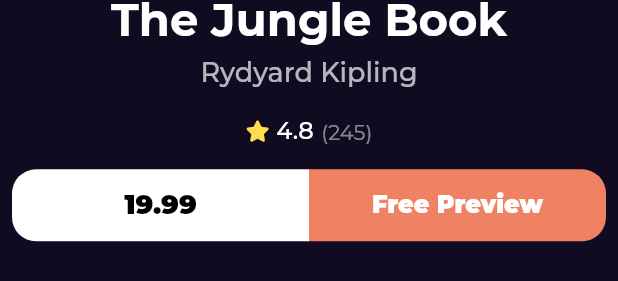
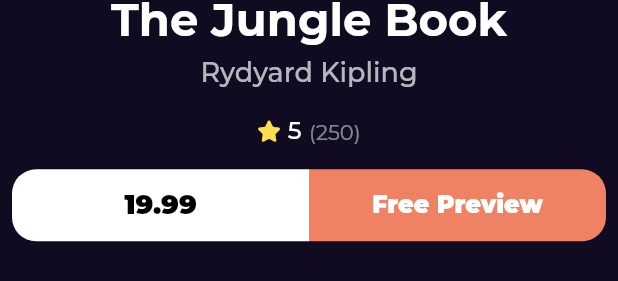
Before and after one commit to AymanMohamed2/bookly, a Flutter app: the BookDetailsSection widget shown alone on an empty page, opened directly, on a phone screen of 412 x 824 dp. Shown: the part 587-868 px from the top of the screen. Run offline on Flutter 3.47's test engine with Material 2 defaults, Android fonts, the phone set to English and light mode, and no system bars; drawn by our look-alikes of cached_network_image; our stand-ins replace bloc, dartz, dio, equatable, flutter_bloc, font_awesome_flutter and 3 more; network calls fail.

Commit message:
display newest books list view data

```diff
--- a/lib/features/home/presentation/views/widgets/book_rating.dart
+++ b/lib/features/home/presentation/views/widgets/book_rating.dart
@@ -5,8 +5,13 @@ import '../../../../../core/utils/styles.dart';
 
 class BookRating extends StatelessWidget {
   const BookRating(
-      {super.key, this.mainAxisAlignment = MainAxisAlignment.start});
+      {super.key,
+      this.mainAxisAlignment = MainAxisAlignment.start,
+      required this.rating,
+      required this.count});
   final MainAxisAlignment mainAxisAlignment;
+  final int rating;
+  final int count;
   @override
   Widget build(BuildContext context) {
     return Row(
@@ -20,8 +25,8 @@ class BookRating extends StatelessWidget {
         const SizedBox(
           width: 6.3,
         ),
-        const Text(
-          '4.8',
+        Text(
+          rating.toString(),
           style: Styles.textStyle16,
         ),
         const SizedBox(
@@ -30,7 +35,7 @@ class BookRating extends StatelessWidget {
         Opacity(
           opacity: 0.5,
           child: Text(
-            '(245)',
+            '($count)',
             style: Styles.textStyle14.copyWith(),
           ),
         ),
--- a/lib/features/home/presentation/views/widgets/books_details_section.dart
+++ b/lib/features/home/presentation/views/widgets/books_details_section.dart
@@ -42,6 +42,8 @@ class BookDetailsSection extends StatelessWidget {
           height: 18,
         ),
         const BookRating(
+          rating: 5,
+          count: 250,
           mainAxisAlignment: MainAxisAlignment.center,
         ),
         const SizedBox(
--- a/lib/features/home/presentation/views/widgets/custom_app_bar.dart
+++ b/lib/features/home/presentation/views/widgets/custom_app_bar.dart
@@ -10,7 +10,7 @@ class CustomAppBar extends StatelessWidget {
   @override
   Widget build(BuildContext context) {
     return Padding(
-      padding: const EdgeInsets.only(top: 40, bottom: 20),
+      padding: const EdgeInsets.only(bottom: 20),
       child: Row(
         mainAxisAlignment: MainAxisAlignment.spaceBetween,
         children: [
--- a/lib/features/home/presentation/views/widgets/home_view_body.dart
+++ b/lib/features/home/presentation/views/widgets/home_view_body.dart
@@ -12,6 +12,7 @@ class HomeViewBody extends StatelessWidget {
   @override
   Widget build(BuildContext context) {
     return CustomScrollView(
+      physics: const BouncingScrollPhysics(),
       slivers: [
         SliverToBoxAdapter(
           child: Column(
@@ -28,7 +29,7 @@ class HomeViewBody extends StatelessWidget {
               Padding(
                 padding: EdgeInsets.symmetric(horizontal: 30),
                 child: Text(
-                  'Best Seller',
+                  'Newest Seller',
                   style: Styles.textStyle18,
                 ),
               ),
--- a/lib/features/search/presentation/views/widgets/search_result_list_view.dart
+++ b/lib/features/search/presentation/views/widgets/search_result_list_view.dart
@@ -1,6 +1,6 @@
 import 'package:flutter/material.dart';
 
-import '../../../../home/presentation/views/widgets/best_seller_list_view_item.dart';
+// import '../../../../home/presentation/views/widgets/best_seller_list_view_item.dart';
 
 class SearchResultListView extends StatelessWidget {
   const SearchResultListView({super.key});
@@ -14,7 +14,8 @@ class SearchResultListView extends StatelessWidget {
       itemBuilder: (context, index) {
         return const Padding(
           padding: EdgeInsets.symmetric(vertical: 10),
-          child: BookListViewItem(),
+          child: Text('data'),
+          // child: BookListViewItem(),
         );
       },
     );
--- a/lib/main.dart
+++ b/lib/main.dart
@@ -29,7 +29,7 @@ class BooklyApp extends StatelessWidget {
         BlocProvider(
           create: (context) => NewsetBooksCubit(
             getIt.get<HomeRepoImpl>(),
-          ),
+          )..fetchNewestBooks(),
         )
       ],
       child: MaterialApp.router(
```
Also changed, not shown: lib/features/home/presentation/views/widgets/best_seller_list_view.dart (+27 -10 lines), lib/features/home/presentation/views/widgets/best_seller_list_view_item.dart (+14 -20 lines).
